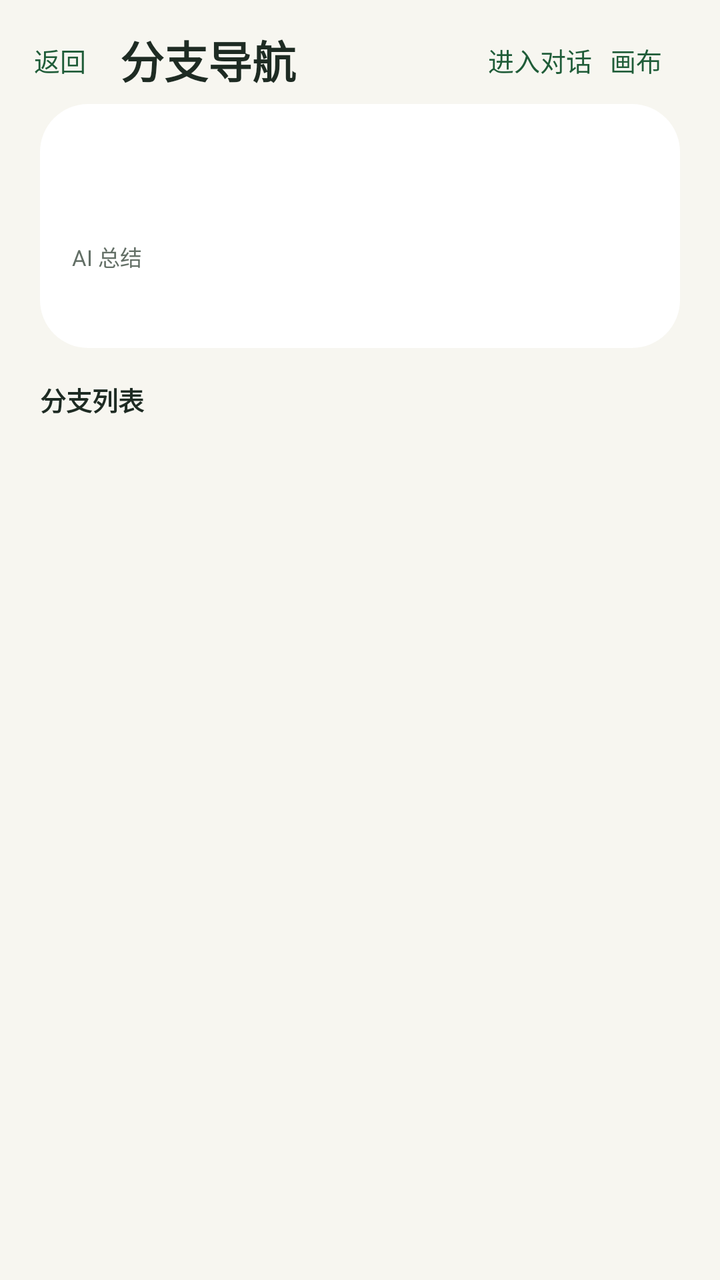
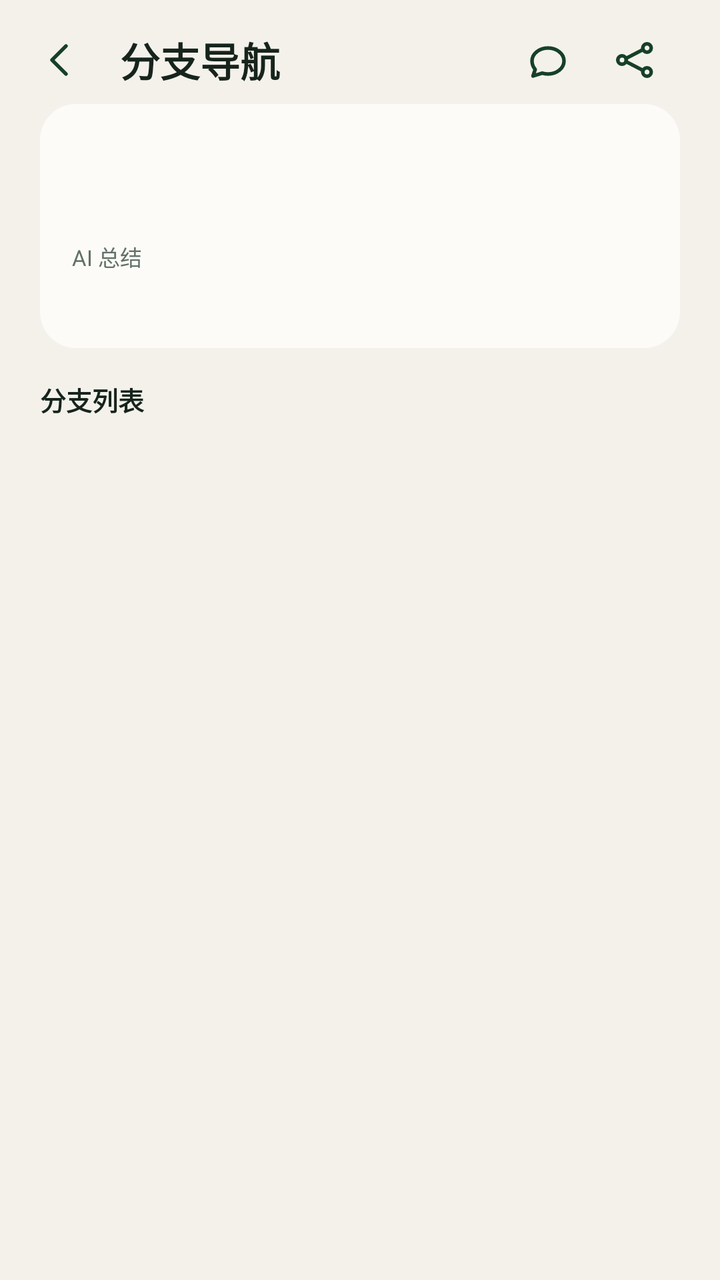

Two renders of the same Android screen: before a commit and after it. Below are the layout's source before the change and the commit's diff.
<!-- AndroidManifest.xml: application theme Theme.TreeLearn -->
<!-- res/layout/screen_navigation_body.xml -->
<?xml version="1.0" encoding="utf-8"?>
<LinearLayout xmlns:android="http://schemas.android.com/apk/res/android"
    android:id="@+id/navigation_content"
    android:layout_width="match_parent"
    android:layout_height="wrap_content"
    android:background="@color/tl_bg"
    android:orientation="vertical"
    android:paddingBottom="@dimen/space_s6">

    
    <LinearLayout
        android:id="@+id/navigation_appbar"
        android:layout_width="match_parent"
        android:layout_height="wrap_content"
        android:gravity="center_vertical"
        android:orientation="horizontal"
        android:paddingStart="@dimen/space_s2"
        android:paddingTop="@dimen/space_s2"
        android:paddingEnd="@dimen/page_gutter">

        <Button
            android:id="@+id/navigation_back"
            android:layout_width="wrap_content"
            android:layout_height="@dimen/touch_min"
            android:background="?android:attr/selectableItemBackgroundBorderless"
            android:minWidth="@dimen/touch_min"
            android:text="@string/navigation_back"
            android:textColor="@color/tl_green_deep"
            android:textSize="@dimen/text_sm" />

        <TextView
            android:id="@+id/navigation_title"
            android:layout_width="0dp"
            android:layout_height="wrap_content"
            android:layout_marginStart="@dimen/space_s2"
            android:layout_weight="1"
            android:ellipsize="end"
            android:maxLines="1"
            android:text="@string/navigation_title"
            android:textColor="@color/tl_ink"
            android:textSize="@dimen/text_h1"
            android:textStyle="bold" />

        <Button
            android:id="@+id/navigation_enter"
            android:layout_width="wrap_content"
            android:layout_height="@dimen/touch_min"
            android:background="?android:attr/selectableItemBackgroundBorderless"
            android:minWidth="@dimen/touch_min"
            android:text="@string/navigation_enter"
            android:textColor="@color/tl_green_deep"
            android:textSize="@dimen/text_sm" />

        <Button
            android:id="@+id/navigation_canvas"
            android:layout_width="wrap_content"
            android:layout_height="@dimen/touch_min"
            android:background="?android:attr/selectableItemBackgroundBorderless"
            android:minWidth="@dimen/touch_min"
            android:text="@string/navigation_canvas"
            android:textColor="@color/tl_green_deep"
            android:textSize="@dimen/text_sm" />
    </LinearLayout>

    <TextView android:id="@+id/navigation_notice"
        android:layout_width="match_parent" android:layout_height="wrap_content"
        android:paddingStart="@dimen/page_gutter" android:paddingEnd="@dimen/page_gutter"
        android:paddingBottom="@dimen/space_s2"
        android:textColor="@color/tl_amber" android:textSize="@dimen/text_sm"
        android:visibility="gone" />

    
    <LinearLayout
        android:id="@+id/navigation_summary_card"
        android:layout_width="match_parent"
        android:layout_height="wrap_content"
        android:layout_marginStart="@dimen/page_gutter"
        android:layout_marginEnd="@dimen/page_gutter"
        android:background="@drawable/bg_card"
        android:orientation="vertical"
        android:padding="@dimen/space_s4">

        <LinearLayout
            android:id="@+id/navigation_summary_head"
            android:layout_width="match_parent"
            android:layout_height="@dimen/touch_min"
            android:clickable="true"
            android:focusable="true"
            android:gravity="center_vertical"
            android:orientation="horizontal">

            <TextView android:id="@+id/navigation_current_title"
                android:layout_width="0dp" android:layout_height="wrap_content"
                android:layout_weight="1"
                android:ellipsize="end" android:maxLines="1"
                android:textColor="@color/tl_ink" android:textSize="@dimen/text_h2"
                android:textStyle="bold" />

            <TextView android:id="@+id/navigation_current_chip"
                android:layout_width="wrap_content" android:layout_height="wrap_content"
                android:layout_marginStart="@dimen/space_s2"
                android:background="@drawable/bg_chip"
                android:paddingStart="@dimen/space_s2" android:paddingEnd="@dimen/space_s2"
                android:paddingTop="@dimen/space_s1" android:paddingBottom="@dimen/space_s1"
                android:text="@string/navigation_root_chip"
                android:textColor="@color/tl_ink3" android:textSize="@dimen/text_cap"
                android:visibility="gone" />

            <TextView android:id="@+id/navigation_summary_fold"
                android:layout_width="wrap_content" android:layout_height="wrap_content"
                android:layout_marginStart="@dimen/space_s2"
                android:textColor="@color/tl_ink3" android:textSize="@dimen/text_cap" />
        </LinearLayout>

        <LinearLayout
            android:id="@+id/navigation_summary_body"
            android:layout_width="match_parent"
            android:layout_height="wrap_content"
            android:orientation="vertical">

            <TextView android:layout_width="wrap_content" android:layout_height="wrap_content"
                android:layout_marginTop="@dimen/space_s2"
                android:text="@string/navigation_summary_title"
                android:textColor="@color/tl_ink3" android:textSize="@dimen/text_cap" />

            <TextView android:id="@+id/navigation_summary_text"
                android:layout_width="match_parent" android:layout_height="wrap_content"
                android:layout_marginTop="@dimen/space_s1"
                android:textColor="@color/tl_ink2" android:textSize="@dimen/text_sm" />

            <TextView android:id="@+id/navigation_summary_stale"
                android:layout_width="match_parent" android:layout_height="wrap_content"
                android:layout_marginTop="@dimen/space_s2"
                android:text="@string/navigation_summary_stale"
                android:textColor="@color/tl_amber" android:textSize="@dimen/text_cap"
                android:visibility="gone" />
        </LinearLayout>
    </LinearLayout>

    <TextView android:id="@+id/navigation_rows_section"
        android:layout_width="match_parent" android:layout_height="wrap_content"
        android:paddingStart="@dimen/page_gutter" android:paddingEnd="@dimen/page_gutter"
        android:paddingTop="@dimen/space_s4" android:paddingBottom="@dimen/space_s2"
        android:text="@string/navigation_rows_section"
        android:textColor="@color/tl_ink" android:textSize="@dimen/text_sm"
        android:textStyle="bold" />

    <LinearLayout android:id="@+id/navigation_rows"
        android:layout_width="match_parent" android:layout_height="wrap_content"
        android:orientation="vertical" />

    <LinearLayout android:id="@+id/navigation_archived_section"
        android:layout_width="match_parent" android:layout_height="wrap_content"
        android:orientation="vertical" android:visibility="gone">

        <TextView android:layout_width="match_parent" android:layout_height="wrap_content"
            android:paddingStart="@dimen/page_gutter" android:paddingEnd="@dimen/page_gutter"
            android:paddingTop="@dimen/space_s4" android:paddingBottom="@dimen/space_s2"
            android:text="@string/navigation_archived_section"
            android:textColor="@color/tl_ink" android:textSize="@dimen/text_sm"
            android:textStyle="bold" />

        <LinearLayout android:id="@+id/navigation_archived_rows"
            android:layout_width="match_parent" android:layout_height="wrap_content"
            android:orientation="vertical" />
    </LinearLayout>

    
    <TextView android:id="@+id/navigation_phase"
        android:layout_width="match_parent" android:layout_height="wrap_content"
        android:padding="@dimen/page_gutter"
        android:textColor="@color/tl_ink3" android:textSize="@dimen/text_sm"
        android:visibility="gone" />
</LinearLayout>
<!-- resources referenced by this layout -->
<resources>
  <color name="tl_amber">#B7791F</color>
  <color name="tl_bg">#F7F6F0</color>
  <color name="tl_green_deep">#1F5C38</color>
  <color name="tl_ink">#1E2B23</color>
  <color name="tl_ink2">#5A6B60</color>
  <color name="tl_ink3">#636F66</color>
  <dimen name="space_s1">4dp</dimen>
  <dimen name="space_s2">8dp</dimen>
  <dimen name="space_s6">24dp</dimen>
  <dimen name="text_cap">11sp</dimen>
  <dimen name="text_h1">22sp</dimen>
  <dimen name="text_h2">17sp</dimen>
  <dimen name="text_sm">13sp</dimen>
  <string name="navigation_back">返回</string>
  <string name="navigation_canvas">画布</string>
  <string name="navigation_enter">进入对话</string>
  <style name="Theme.TreeLearn" parent="@android:style/Theme.Material.Light.NoActionBar">
          <item name="android:colorPrimary">@color/tl_green</item>
          <item name="android:colorPrimaryDark">@color/tl_green_deep</item>
          <item name="android:colorAccent">@color/tl_green</item>
          <item name="android:windowBackground">@color/tl_bg</item>
          <item name="android:textColorPrimary">@color/tl_ink</item>
          <item name="android:textColorSecondary">@color/tl_ink2</item>
          <item name="android:textColorHint">@color/tl_ink3</item>
          <item name="android:statusBarColor">@color/tl_bg</item>
          <item name="android:windowLightStatusBar">true</item>
      </style>
  <color name="tl_surface">#FFFFFF</color>
  <dimen name="radius_lg">24dp</dimen>
  <dimen name="hairline">1dp</dimen>
  <color name="tl_line">#E6E3D6</color>
  <color name="tl_green">#2E7D4F</color>
  <!-- unchanged entries left out for length: 12 -->
</resources>

<!-- the commit's change to res/layout/screen_navigation_body.xml (unified diff, before → after) -->
@@ -18,15 +18,15 @@
         android:paddingTop="@dimen/space_s2"
         android:paddingEnd="@dimen/page_gutter">
 
-        <Button
+        <ImageView
             android:id="@+id/navigation_back"
-            android:layout_width="wrap_content"
+            android:layout_width="@dimen/touch_min"
             android:layout_height="@dimen/touch_min"
             android:background="?android:attr/selectableItemBackgroundBorderless"
-            android:minWidth="@dimen/touch_min"
-            android:text="@string/navigation_back"
-            android:textColor="@color/tl_green_deep"
-            android:textSize="@dimen/text_sm" />
+            android:contentDescription="@string/cd_navigation_back"
+            android:scaleType="centerInside"
+            android:src="@drawable/ic_nav_back"
+            android:tint="@color/tl_green_deep" />
 
         <TextView
             android:id="@+id/navigation_title"
@@ -46,8 +46,14 @@
             android:layout_width="wrap_content"
             android:layout_height="@dimen/touch_min"
             android:background="?android:attr/selectableItemBackgroundBorderless"
+            android:contentDescription="@string/cd_navigation_enter"
+            android:drawableStart="@drawable/ic_nav_chat"
+            android:drawableTint="@color/tl_green_deep"
+            android:drawablePadding="0dp"
             android:minWidth="@dimen/touch_min"
-            android:text="@string/navigation_enter"
+            android:paddingStart="10dp"
+            android:paddingEnd="10dp"
+            android:text=""
             android:textColor="@color/tl_green_deep"
             android:textSize="@dimen/text_sm" />
 
@@ -56,8 +62,14 @@
             android:layout_width="wrap_content"
             android:layout_height="@dimen/touch_min"
             android:background="?android:attr/selectableItemBackgroundBorderless"
+            android:contentDescription="@string/cd_navigation_canvas"
+            android:drawableStart="@drawable/ic_nav_tree"
+            android:drawableTint="@color/tl_green_deep"
+            android:drawablePadding="0dp"
             android:minWidth="@dimen/touch_min"
-            android:text="@string/navigation_canvas"
+            android:paddingStart="10dp"
+            android:paddingEnd="10dp"
+            android:text=""
             android:textColor="@color/tl_green_deep"
             android:textSize="@dimen/text_sm" />
     </LinearLayout>
<!-- resource entries referenced after the edit -->
@@ -1,22 +1,84 @@
 <!-- resources referenced by this layout -->
 <resources>
-  <color name="tl_amber">#B7791F</color>
-  <color name="tl_bg">#F7F6F0</color>
-  <color name="tl_green_deep">#1F5C38</color>
-  <color name="tl_ink">#1E2B23</color>
-  <color name="tl_ink2">#5A6B60</color>
-  <color name="tl_ink3">#636F66</color>
+  <color name="tl_amber">#B05108</color>
+  <color name="tl_bg">#F4F1EB</color>
+  <color name="tl_green_deep">#164027</color>
+  <color name="tl_ink">#16241C</color>
+  <color name="tl_ink2">#435449</color>
+  <color name="tl_ink3">#627067</color>
   <dimen name="space_s1">4dp</dimen>
   <dimen name="space_s2">8dp</dimen>
   <dimen name="space_s6">24dp</dimen>
   <dimen name="text_cap">11sp</dimen>
-  <dimen name="text_h1">22sp</dimen>
-  <dimen name="text_h2">17sp</dimen>
+  <dimen name="text_h1">20sp</dimen>
+  <dimen name="text_h2">16sp</dimen>
   <dimen name="text_sm">13sp</dimen>
-  <string name="navigation_back">返回</string>
-  <string name="navigation_canvas">画布</string>
-  <string name="navigation_enter">进入对话</string>
+  <!-- drawable ic_nav_back (drawable) -->
+  <?xml version="1.0" encoding="utf-8"?>
+  <vector xmlns:android="http://schemas.android.com/apk/res/android"
+      android:width="24dp"
+      android:height="24dp"
+      android:viewportWidth="24"
+      android:viewportHeight="24">
+      <path
+          android:pathData="M15 5l-7 7 7 7"
+          android:strokeColor="#FF212121"
+          android:strokeWidth="1.8"
+          android:strokeLineCap="round"
+          android:strokeLineJoin="round" />
+  </vector>
+  <!-- drawable ic_nav_chat (drawable) -->
+  <?xml version="1.0" encoding="utf-8"?>
+  <vector xmlns:android="http://schemas.android.com/apk/res/android"
+      android:width="24dp"
+      android:height="24dp"
+      android:viewportWidth="24"
+      android:viewportHeight="24">
+      <path
+          android:pathData="M20 12.5c0 3.6-3.6 6.5-8 6.5-1 0-2-.15-2.9-.43L4.5 20l1.1-3.3A6.6 6.6 0 0 1 4 12.5C4 8.9 7.6 6 12 6s8 2.9 8 6.5z"
+          android:strokeColor="#FF212121"
+          android:strokeWidth="1.8"
+          android:strokeLineCap="round"
+          android:strokeLineJoin="round" />
+  </vector>
+  <!-- drawable ic_nav_tree (drawable) -->
+  <?xml version="1.0" encoding="utf-8"?>
+  <vector xmlns:android="http://schemas.android.com/apk/res/android"
+      android:width="24dp"
+      android:height="24dp"
+      android:viewportWidth="24"
+      android:viewportHeight="24">
+      <path
+          android:pathData="M5,12m-2.1,0a2.1,2.1 0,1 1,4.2 0a2.1,2.1 0,1 1,-4.2 0"
+          android:strokeColor="#FF212121"
+          android:strokeWidth="1.8"
+          android:strokeLineCap="round"
+          android:strokeLineJoin="round" />
+      <path
+          android:pathData="M17.5,6m-2.1,0a2.1,2.1 0,1 1,4.2 0a2.1,2.1 0,1 1,-4.2 0"
+          android:strokeColor="#FF212121"
+          android:strokeWidth="1.8"
+          android:strokeLineCap="round"
+          android:strokeLineJoin="round" />
+      <path
+          android:pathData="M17.5,18m-2.1,0a2.1,2.1 0,1 1,4.2 0a2.1,2.1 0,1 1,-4.2 0"
+          android:strokeColor="#FF212121"
+          android:strokeWidth="1.8"
+          android:strokeLineCap="round"
+          android:strokeLineJoin="round" />
+      <path
+          android:pathData="M7 11.2 15.5 6.8M7 12.8l8.5 4.4"
+          android:strokeColor="#FF212121"
+          android:strokeWidth="1.8"
+          android:strokeLineCap="round"
+          android:strokeLineJoin="round" />
+  </vector>
+  <string name="cd_navigation_back">返回</string>
+  <string name="cd_navigation_canvas">查看画布</string>
+  <string name="cd_navigation_enter">进入对话</string>
   <style name="Theme.TreeLearn" parent="@android:style/Theme.Material.Light.NoActionBar">
+          
+          <item name="android:fontFamily">sans-serif</item>
           <item name="android:colorPrimary">@color/tl_green</item>
           <item name="android:colorPrimaryDark">@color/tl_green_deep</item>
           <item name="android:colorAccent">@color/tl_green</item>
@@ -26,12 +88,13 @@
           <item name="android:textColorHint">@color/tl_ink3</item>
           <item name="android:statusBarColor">@color/tl_bg</item>
           <item name="android:windowLightStatusBar">true</item>
+          <item name="android:windowOptOutEdgeToEdgeEnforcement">true</item>
       </style>
-  <color name="tl_surface">#FFFFFF</color>
-  <dimen name="radius_lg">24dp</dimen>
+  <color name="tl_surface">#FCFBF8</color>
+  <dimen name="radius_lg">18dp</dimen>
   <dimen name="hairline">1dp</dimen>
-  <color name="tl_line">#E6E3D6</color>
-  <color name="tl_green">#2E7D4F</color>
+  <color name="tl_line">#E2DFD6</color>
+  <color name="tl_green">#2B6E45</color>
   <!-- unchanged entries left out for length: 12 -->
 </resources>
 
